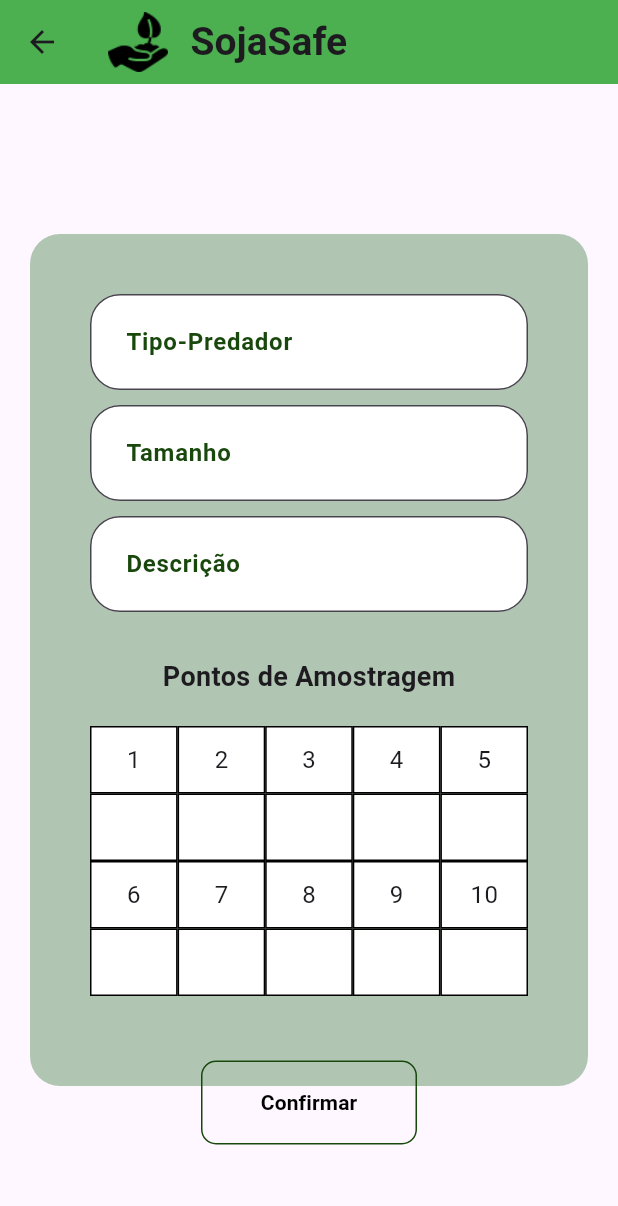
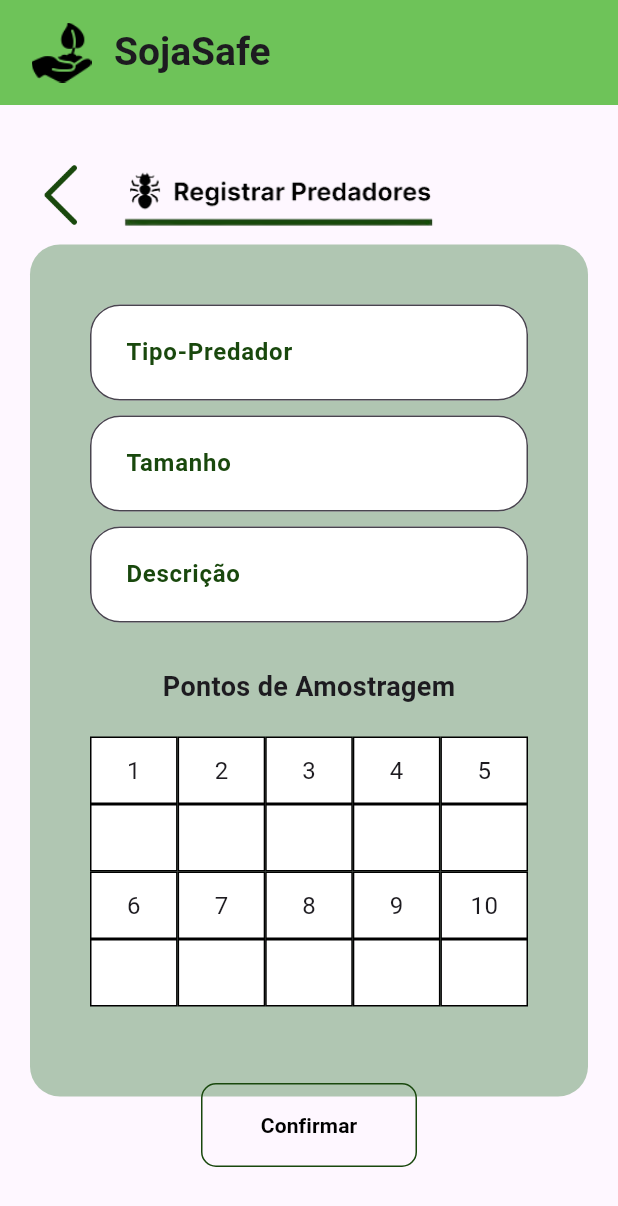
Before and after one commit to CarlosEResende/MonitoramentoSoja, a Flutter app: the registrarPredador screen opened directly, on a phone screen of 412 x 824 dp. Shown: the top 1206 px of the screen. Run offline on Flutter 3.47's test engine with Material 3 defaults, Android fonts, the phone set to English and light mode, and no system bars; our stand-ins replace sqflite, sqflite_common_ffi; accounts and stored records are empty.

Commit message:
Atualização Tela de Predador

```diff
--- a/monitoramento_soja/lib/pages/RegistrarPredador.dart
+++ b/monitoramento_soja/lib/pages/RegistrarPredador.dart
@@ -4,10 +4,12 @@ class registrarPredador extends StatelessWidget {
   @override
   Widget build(BuildContext context) {
     return Scaffold(
-      // Ana Carla, Colocar o AppBar!
       appBar: AppBar(
+        automaticallyImplyLeading: false,
+        toolbarHeight: 70,
         title: Row(
           children: [
+            SizedBox(width: 5),
             Image.asset(
               'lib/img/mao.png',
               width: 40,
@@ -20,10 +22,12 @@ class registrarPredador extends StatelessWidget {
             ),
           ],
         ),
-        backgroundColor: Colors.green,
+        backgroundColor: Color(0xFF6EC359),
       ),
       resizeToAvoidBottomInset: false,
-      body: Center(
+      body: Stack(
+        children: [
+          Center(
             child: Padding(
               padding: const EdgeInsets.all(20.0),
               child: SingleChildScrollView(
@@ -47,13 +51,16 @@ class registrarPredador extends StatelessWidget {
                         alignment: Alignment.center,
                         child: Text(
                           'Pontos de Amostragem',
-                      style:
-                          TextStyle(fontSize: 18, fontWeight: FontWeight.bold),
+                          style: TextStyle(
+                            fontSize: 18,
+                            fontWeight: FontWeight.bold,
+                          ),
                         ),
                       ),
                       SizedBox(height: 20),
                       Table(
-                    defaultVerticalAlignment: TableCellVerticalAlignment.middle,
+                        defaultVerticalAlignment:
+                            TableCellVerticalAlignment.middle,
                         children: [
                           TableRow(
                             children: [
@@ -100,8 +107,37 @@ class registrarPredador extends StatelessWidget {
               ),
             ),
           ),
+          Positioned(
+            top: 0,
+            left: 10,
+            child: Row(
+              children: [
+                GestureDetector(
+                  onTap: () {
+                    Navigator.pop(context);
+                  },
+                  child: Padding(
+                    padding: const EdgeInsets.all(8.0),
+                    child: Image.asset(
+                      'lib/img/back.png',
+                      height: 50,
+                      width: 45,
+                    ),
+                  ),
+                ),
+                SizedBox(width: 0),
+                Image.asset(
+                  'lib/img/faixaPredador.png',
+                  height: 120,
+                  width: 230,
+                ),
+              ],
+            ),
+          ),
+        ],
+      ),
       floatingActionButton: Padding(
-        padding: const EdgeInsets.only(bottom: 45),
+        padding: const EdgeInsets.only(bottom: 30),
         child: TextButton(
           onPressed: () {},
           style: TextButton.styleFrom(
```
Lines whose indentation alone changed are shown as unchanged.
